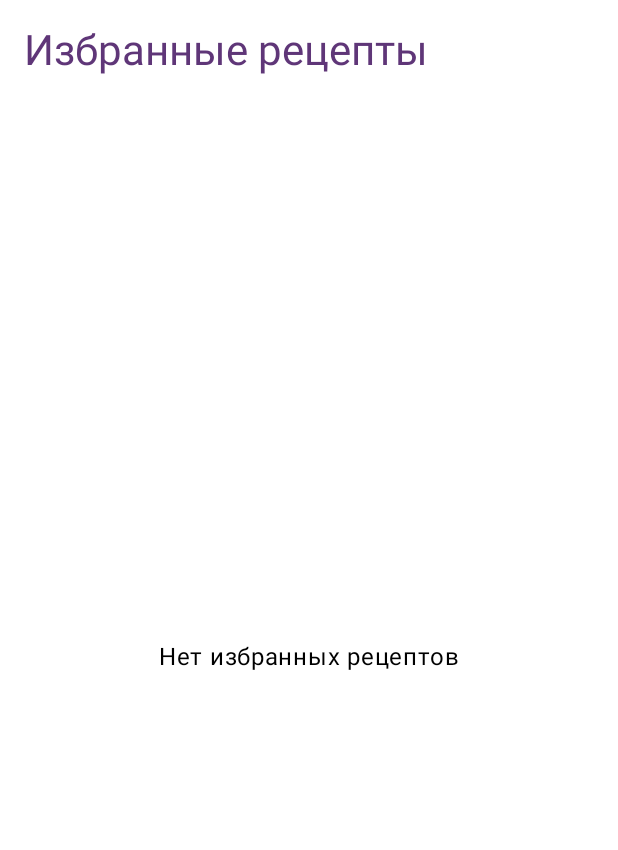
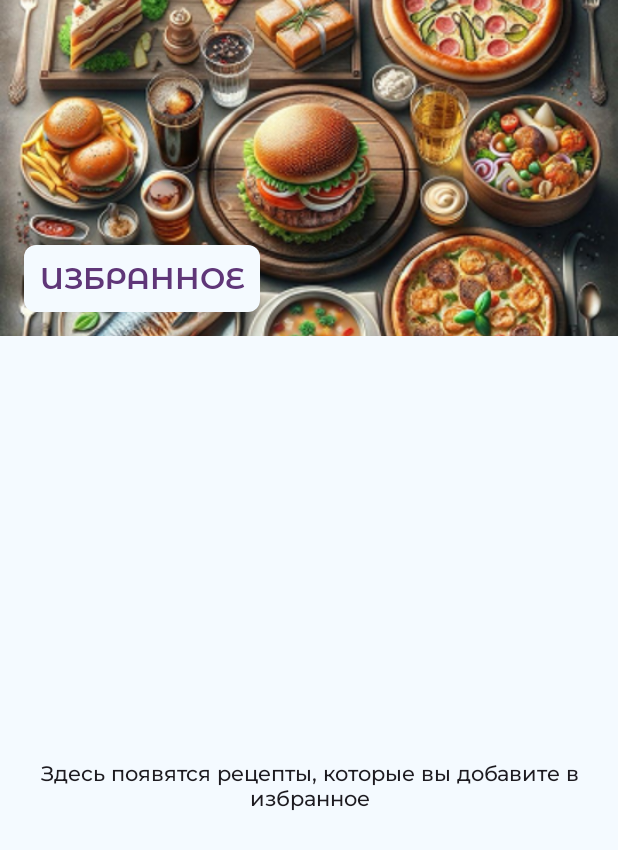
Before and after one commit to MaximSlushkin/RecipeComposeApp, an Android app built with Jetpack Compose: the @Preview function FavoritesScreenPreview, on a phone screen of 412 x 824 dp. Shown: the top 850 px of the screen. Run offline under Robolectric (Android 15) with nearby library versions, the phone set to English and light mode, and no system bars; Roboto replaces fonts that are not available here.

Commit message:
RCA-24: • FavoritesScreen.kt - новый экран для отображения избранных рецептов - Реактивная подписка на изменения через collectAsState() - Преобразование ID в полные данные рецептов с mapNotNull - Состояния: загрузка, ошибка, пустой список, контент - Навигация на детали рецепта при клике
• RecipesApp.kt - интеграция экрана в навигацию
- Добавлен роут Destination.Favorites.route
- Передача FavoriteDataStoreManager и RecipesRepositoryStub

```diff
--- a/app/src/main/java/com/yourcompany/recipecomposeapp/core/ui/favorites/FavoritesScreen.kt
+++ b/app/src/main/java/com/yourcompany/recipecomposeapp/core/ui/favorites/FavoritesScreen.kt
@@ -1,5 +1,7 @@
 package com.yourcompany.recipecomposeapp.core.ui.favorites
 
+import androidx.compose.foundation.background
+import androidx.compose.foundation.layout.Arrangement
 import androidx.compose.foundation.layout.Box
 import androidx.compose.foundation.layout.Column
 import androidx.compose.foundation.layout.fillMaxSize
@@ -21,8 +23,11 @@ import androidx.compose.ui.Alignment
 import androidx.compose.ui.Modifier
 import androidx.compose.ui.platform.LocalContext
 import androidx.compose.ui.res.dimensionResource
+import androidx.compose.ui.text.style.TextAlign
 import androidx.compose.ui.tooling.preview.Preview
+import androidx.compose.ui.unit.dp
 import com.yourcompany.recipecomposeapp.R
+import com.yourcompany.recipecomposeapp.core.ui.ScreenHeader
 import com.yourcompany.recipecomposeapp.core.ui.recipes.RecipeItem
 import com.yourcompany.recipecomposeapp.data.model.RecipeUiModel
 import com.yourcompany.recipecomposeapp.data.model.toUiModel
@@ -34,11 +39,11 @@ import kotlinx.coroutines.withContext
 
 @Composable
 fun FavoritesScreen(
+    favoriteManager: FavoriteDataStoreManager,
+    recipesRepository: RecipesRepositoryStub,
     modifier: Modifier = Modifier,
     onRecipeClick: (Int, RecipeUiModel) -> Unit = { _, _ -> }
 ) {
-    val context = LocalContext.current
-    val favoriteManager = remember { FavoriteDataStoreManager(context) }
 
     val favoriteIds by favoriteManager.getFavoriteIdsFlow()
         .collectAsState(initial = emptySet())
@@ -52,9 +57,10 @@ fun FavoritesScreen(
         errorMessage = null
 
         try {
-            favoriteRecipes = loadFavoriteRecipes(favoriteIds)
+
+            favoriteRecipes = loadFavoriteRecipes(favoriteIds, recipesRepository)
         } catch (e: Exception) {
-            errorMessage = "Ошибка загрузки избранных рецептов: ${e.message}"
+            errorMessage = "Не удалось загрузить избранные рецепты: ${e.message}"
         } finally {
             isLoading = false
         }
@@ -63,13 +69,12 @@ fun FavoritesScreen(
     Column(
         modifier = modifier
             .fillMaxSize()
-            .padding(dimensionResource(R.dimen.mainPadding))
+            .background(MaterialTheme.colorScheme.background)
     ) {
-        Text(
-            text = "Избранные рецепты",
-            style = MaterialTheme.typography.headlineMedium,
-            color = MaterialTheme.colorScheme.onSurface,
-            modifier = Modifier.padding(bottom = dimensionResource(R.dimen.mainPadding))
+        ScreenHeader(
+            header = "Избранное",
+            imageRes = R.drawable.bcg_categories,
+            modifier = Modifier
         )
 
         Box(
@@ -78,60 +83,136 @@ fun FavoritesScreen(
         ) {
             when {
                 isLoading -> {
-                    CircularProgressIndicator()
+                    LoadingState()
                 }
 
                 errorMessage != null -> {
-                    Text(
-                        text = errorMessage!!,
-                        color = MaterialTheme.colorScheme.error
-                    )
+                    ErrorState(errorMessage = errorMessage!!)
                 }
 
                 favoriteRecipes.isEmpty() -> {
-                    Text("Нет избранных рецептов")
+                    EmptyState()
                 }
 
                 else -> {
-                    LazyColumn {
-                        items(favoriteRecipes, key = { it.id }) { recipe ->
-                            RecipeItem(
-                                recipe = recipe,
-                                onClick = { recipeId, recipeObj ->
-                                    onRecipeClick(
-                                        recipeId,
-                                        recipeObj
-                                    )
-                                },
-                                modifier = Modifier
-                                    .fillMaxWidth()
-                                    .padding(
-                                        horizontal = dimensionResource(R.dimen.mainPadding),
-                                        vertical = dimensionResource(R.dimen.cardPadding) / 2
-                                    )
-                            )
-                        }
-                    }
+                    RecipesList(
+                        recipes = favoriteRecipes,
+                        onRecipeClick = onRecipeClick
+                    )
                 }
             }
         }
     }
 }
 
-private suspend fun loadFavoriteRecipes(favoriteIds: Set<String>): List<RecipeUiModel> {
+@Composable
+private fun RecipesList(
+    recipes: List<RecipeUiModel>,
+    onRecipeClick: (Int, RecipeUiModel) -> Unit
+) {
+    LazyColumn(
+        modifier = Modifier
+            .fillMaxSize()
+            .background(MaterialTheme.colorScheme.background),
+        contentPadding = androidx.compose.foundation.layout.PaddingValues(
+            vertical = dimensionResource(R.dimen.mainPadding)
+        ),
+        verticalArrangement = Arrangement.spacedBy(
+            dimensionResource(R.dimen.cardPadding)
+        )
+    ) {
+        items(
+            items = recipes,
+            key = { it.id }
+        ) { recipe ->
+            RecipeItem(
+                recipe = recipe,
+                onClick = { recipeId, recipeObj -> onRecipeClick(recipeId, recipeObj) },
+                modifier = Modifier
+                    .fillMaxWidth()
+                    .padding(horizontal = dimensionResource(R.dimen.mainPadding))
+            )
+        }
+    }
+}
+
+@Composable
+private fun LoadingState() {
+    Box(
+        modifier = Modifier
+            .fillMaxSize()
+            .background(MaterialTheme.colorScheme.background),
+        contentAlignment = Alignment.Center
+    ) {
+        Column(
+            horizontalAlignment = Alignment.CenterHorizontally,
+            verticalArrangement = Arrangement.spacedBy(16.dp)
+        ) {
+            CircularProgressIndicator()
+            Text(
+                text = "Загрузка избранных рецептов...",
+                style = MaterialTheme.typography.bodyMedium,
+                color = MaterialTheme.colorScheme.onBackground
+            )
+        }
+    }
+}
+
+@Composable
+private fun ErrorState(errorMessage: String) {
+    Box(
+        modifier = Modifier
+            .fillMaxSize()
+            .background(MaterialTheme.colorScheme.background),
+        contentAlignment = Alignment.Center
+    ) {
+        Text(
+            text = errorMessage,
+            style = MaterialTheme.typography.bodyMedium,
+            color = MaterialTheme.colorScheme.error,
+            textAlign = TextAlign.Center,
+            modifier = Modifier.padding(16.dp)
+        )
+    }
+}
+
+@Composable
+private fun EmptyState() {
+    Box(
+        modifier = Modifier
+            .fillMaxSize()
+            .background(MaterialTheme.colorScheme.background),
+        contentAlignment = Alignment.Center
+    ) {
+        Text(
+            text = "Здесь появятся рецепты, которые вы добавите в избранное",
+            style = MaterialTheme.typography.bodyMedium,
+            color = MaterialTheme.colorScheme.onBackground,
+            textAlign = TextAlign.Center,
+            modifier = Modifier.padding(16.dp)
+        )
+    }
+}
+
+private suspend fun loadFavoriteRecipes(
+    favoriteIds: Set<String>,
+    recipesRepository: RecipesRepositoryStub
+): List<RecipeUiModel> {
     if (favoriteIds.isEmpty()) {
         return emptyList()
     }
 
     val allRecipes = withContext(Dispatchers.IO) {
-        RecipesRepositoryStub.getCategories().flatMap { category ->
-            RecipesRepositoryStub.getRecipesByCategoryId(category.id)
+        recipesRepository.getCategories().flatMap { category ->
+            recipesRepository.getRecipesByCategoryId(category.id)
         }
     }
 
     return favoriteIds.mapNotNull { recipeIdStr ->
+
         val recipeId = recipeIdStr.toIntOrNull()
         recipeId?.let { id ->
+
             allRecipes.find { it.id == id }?.toUiModel()
         }
     }
@@ -140,7 +221,12 @@ private suspend fun loadFavoriteRecipes(favoriteIds: Set<String>): List<RecipeUi
 @Preview(showBackground = true)
 @Composable
 fun FavoritesScreenPreview() {
+    val context = LocalContext.current
     RecipesAppTheme {
-        FavoritesScreen()
+        FavoritesScreen(
+            favoriteManager = FavoriteDataStoreManager(context),
+            recipesRepository = RecipesRepositoryStub,
+            onRecipeClick = { _, _ -> }
+        )
     }
 }
--- a/app/src/main/java/com/yourcompany/recipecomposeapp/core/ui/navigation/BottomNavigation.kt
+++ b/app/src/main/java/com/yourcompany/recipecomposeapp/core/ui/navigation/BottomNavigation.kt
@@ -128,7 +128,7 @@ fun BottomNavigation(
                                     Text(
                                         text = favoriteCount.toString(),
                                         style = MaterialTheme.typography.labelSmall,
-                                        color = MaterialTheme.colorScheme.onSecondary
+                                        color = MaterialTheme.colorScheme.surface
                                     )
                                 }
                             }
```
Also changed, not shown: app/src/main/java/com/yourcompany/recipecomposeapp/RecipesApp.kt (+9 -2 lines).
